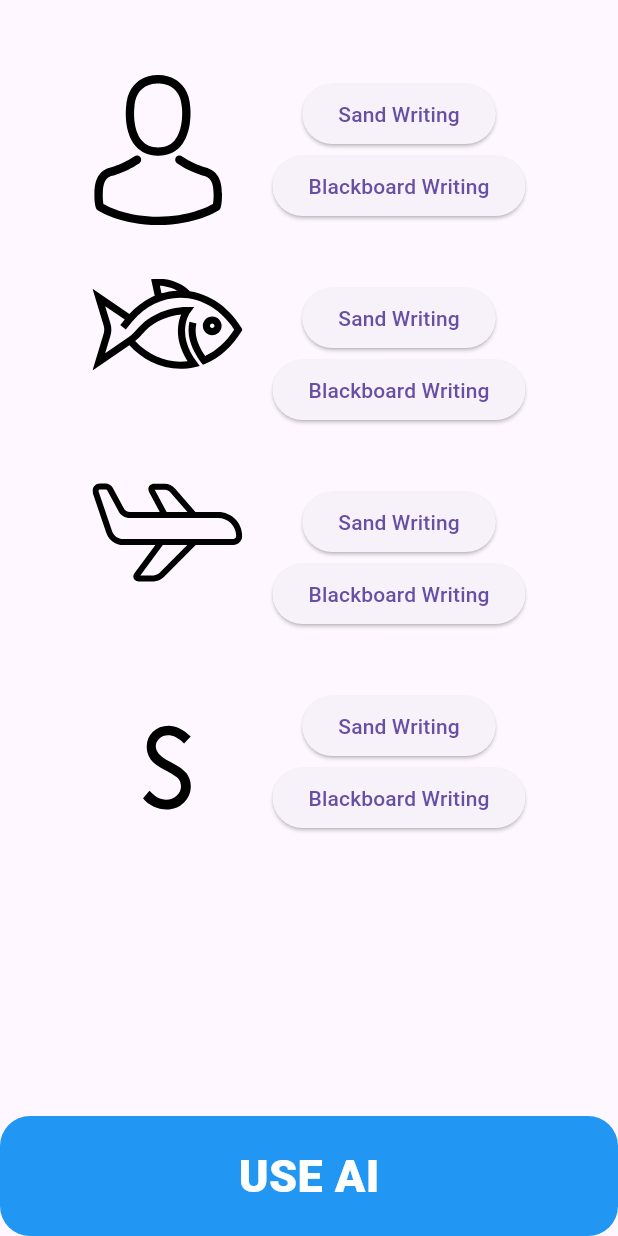
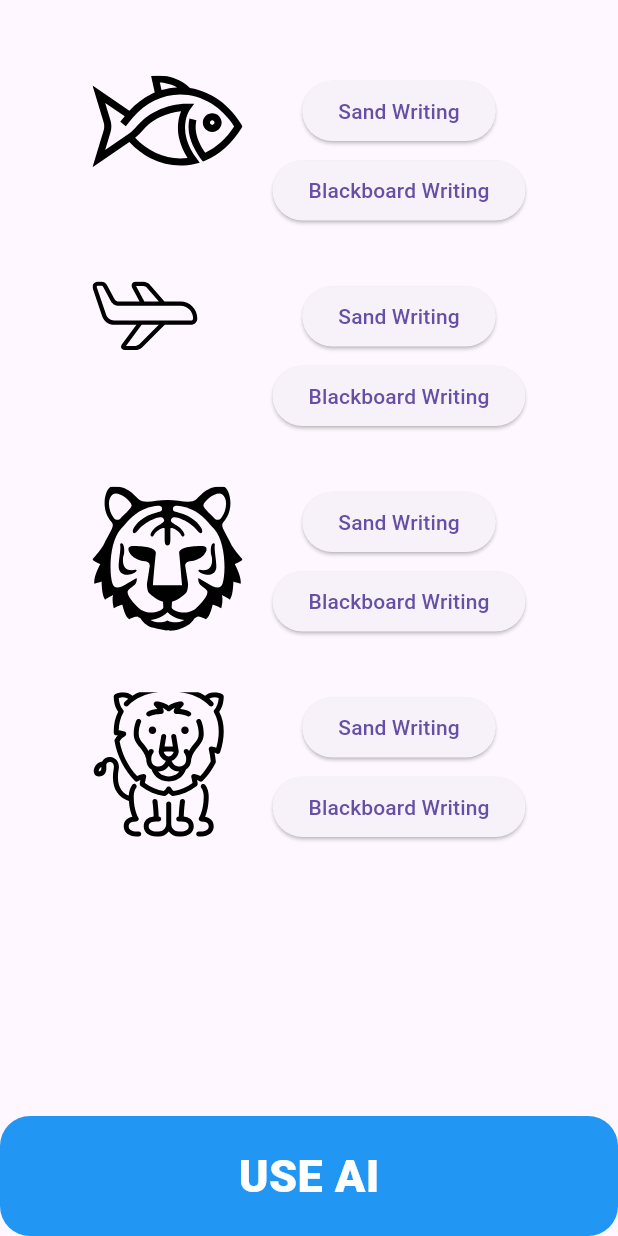
Before and after one commit to Ajai-Joseph/Painting-App, a Flutter app: the screen it shows after launch, on a phone screen of 412 x 824 dp. Run offline on Flutter 3.47's test engine with Material 3 defaults, Android fonts, the phone set to English and light mode, and no system bars; our stand-ins replace flutter_svg, get, google_generative_ai, path_drawing, vibration; missing offline and left inert: flutter_hsvcolor_picker.

Commit message:
added new svgs

```diff
--- a/lib/main.dart
+++ b/lib/main.dart
@@ -39,10 +39,10 @@ class ListScreen extends StatefulWidget {
 
 class _ListScreenState extends State<ListScreen> {
   List<String> svgPaths = [
-    "assets/avatar.svg",
     "assets/fish.svg",
     "assets/air-fare-svgrepo-com.svg",
-    "assets/s-letter-thumbnail.svg",
+    "assets/tiger.svg",
+    "assets/lion.svg",
   ];
 
   GenerativeModel model = GenerativeModel(
@@ -88,6 +88,9 @@ class _ListScreenState extends State<ListScreen> {
                               arguments: {'path': path, 'isSand': true});
                         },
                         child: Text('Sand Writing')),
+                    SizedBox(
+                      height: 5,
+                    ),
                     ElevatedButton(
                         onPressed: () async {
                           Path path = await getDrawPath(
```
Also changed, not shown: lib/getbuilder.dart (+11 -9 lines), assets/air-fare-svgrepo-com.svg, assets/lion.svg (added), assets/tiger.svg (added), 1 other file.
